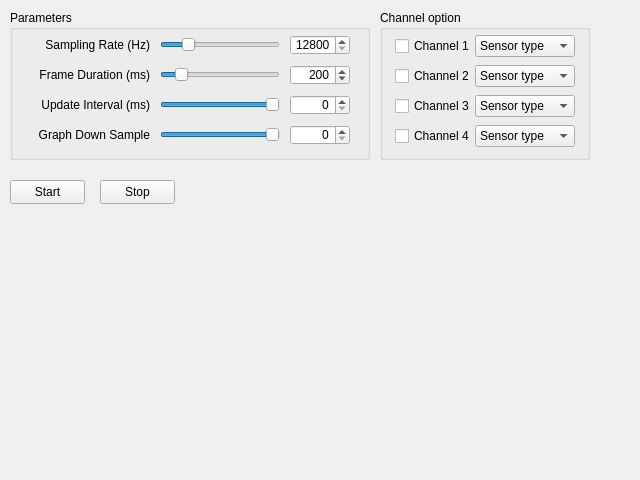
The window that ni9234.ui (liupoyip/myDAQ) describes before a commit, drawn with Qt 5.
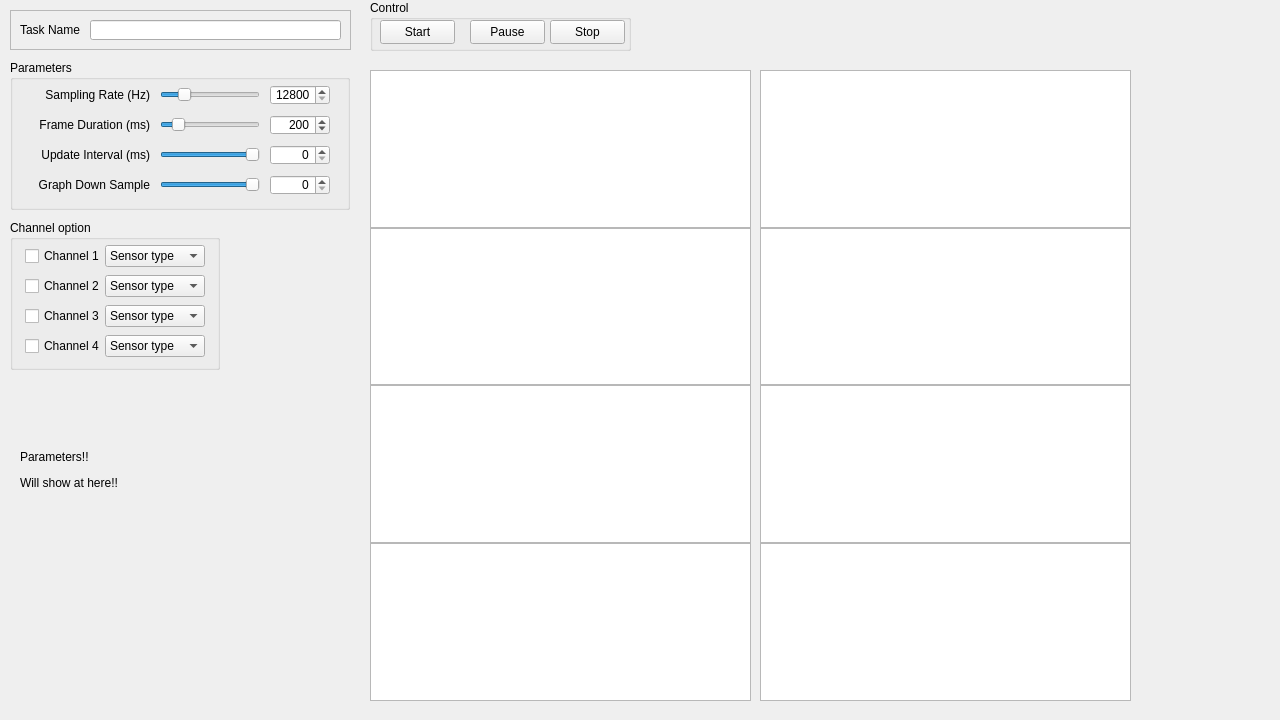
The same window after the commit.

Diff of the .ui file:
```diff
--- a/ni9234.ui
+++ b/ni9234.ui
@@ -9,8 +9,8 @@
    <rect>
     <x>0</x>
     <y>0</y>
-    <width>640</width>
-    <height>480</height>
+    <width>1280</width>
+    <height>720</height>
    </rect>
   </property>
   <property name="windowTitle">
@@ -19,8 +19,8 @@
   <widget class="QGroupBox" name="ChannelOption_GroupBox">
    <property name="geometry">
     <rect>
-     <x>380</x>
-     <y>10</y>
+     <x>10</x>
+     <y>220</y>
      <width>210</width>
      <height>150</height>
     </rect>
@@ -249,8 +249,8 @@
    <property name="geometry">
     <rect>
      <x>10</x>
-     <y>10</y>
-     <width>360</width>
+     <y>60</y>
+     <width>340</width>
      <height>150</height>
     </rect>
    </property>
@@ -265,7 +265,7 @@
      <rect>
       <x>10</x>
       <y>20</y>
-      <width>340</width>
+      <width>320</width>
       <height>30</height>
      </rect>
     </property>
@@ -280,7 +280,7 @@
       <rect>
        <x>140</x>
        <y>5</y>
-       <width>120</width>
+       <width>100</width>
        <height>20</height>
       </rect>
      </property>
@@ -303,7 +303,7 @@
     <widget class="QSpinBox" name="SampleRate_SpinBox">
      <property name="geometry">
       <rect>
-       <x>270</x>
+       <x>250</x>
        <y>5</y>
        <width>60</width>
        <height>20</height>
@@ -350,7 +350,7 @@
      <rect>
       <x>10</x>
       <y>110</y>
-      <width>340</width>
+      <width>320</width>
       <height>30</height>
      </rect>
     </property>
@@ -365,7 +365,7 @@
       <rect>
        <x>140</x>
        <y>5</y>
-       <width>120</width>
+       <width>100</width>
        <height>20</height>
       </rect>
      </property>
@@ -385,7 +385,7 @@
     <widget class="QSpinBox" name="DownSample_SpinBox">
      <property name="geometry">
       <rect>
-       <x>270</x>
+       <x>250</x>
        <y>5</y>
        <width>60</width>
        <height>20</height>
@@ -432,7 +432,7 @@
      <rect>
       <x>10</x>
       <y>50</y>
-      <width>340</width>
+      <width>320</width>
       <height>30</height>
      </rect>
     </property>
@@ -447,7 +447,7 @@
       <rect>
        <x>140</x>
        <y>5</y>
-       <width>120</width>
+       <width>100</width>
        <height>20</height>
       </rect>
      </property>
@@ -470,7 +470,7 @@
     <widget class="QSpinBox" name="FrameDuration_SpinBox">
      <property name="geometry">
       <rect>
-       <x>270</x>
+       <x>250</x>
        <y>5</y>
        <width>60</width>
        <height>20</height>
@@ -520,7 +520,7 @@
      <rect>
       <x>10</x>
       <y>80</y>
-      <width>340</width>
+      <width>320</width>
       <height>30</height>
      </rect>
     </property>
@@ -535,7 +535,7 @@
       <rect>
        <x>140</x>
        <y>5</y>
-       <width>120</width>
+       <width>100</width>
        <height>20</height>
       </rect>
      </property>
@@ -555,7 +555,7 @@
     <widget class="QSpinBox" name="UpdateInterval_SpinBox">
      <property name="geometry">
       <rect>
-       <x>270</x>
+       <x>250</x>
        <y>5</y>
        <width>60</width>
        <height>20</height>
@@ -595,31 +595,181 @@
     </widget>
    </widget>
   </widget>
-  <widget class="QPushButton" name="StartRecord_PushButton">
+  <widget class="QFrame" name="TaskName_Frame">
    <property name="geometry">
     <rect>
      <x>10</x>
-     <y>180</y>
-     <width>75</width>
-     <height>24</height>
+     <y>10</y>
+     <width>341</width>
+     <height>40</height>
     </rect>
    </property>
-   <property name="text">
-    <string>Start</string>
+   <property name="frameShape">
+    <enum>QFrame::StyledPanel</enum>
    </property>
+   <property name="frameShadow">
+    <enum>QFrame::Raised</enum>
+   </property>
+   <widget class="QLabel" name="TaskName_Label">
+    <property name="geometry">
+     <rect>
+      <x>10</x>
+      <y>10</y>
+      <width>60</width>
+      <height>20</height>
+     </rect>
+    </property>
+    <property name="text">
+     <string>Task Name</string>
+    </property>
+    <property name="alignment">
+     <set>Qt::AlignRight|Qt::AlignTrailing|Qt::AlignVCenter</set>
+    </property>
+   </widget>
+   <widget class="QLineEdit" name="TaskName_LineEdit">
+    <property name="geometry">
+     <rect>
+      <x>80</x>
+      <y>10</y>
+      <width>251</width>
+      <height>20</height>
+     </rect>
+    </property>
+   </widget>
   </widget>
-  <widget class="QPushButton" name="StopRecord_PushButton">
+  <widget class="QGroupBox" name="ControlButtons_GroupBox">
    <property name="geometry">
     <rect>
-     <x>100</x>
-     <y>180</y>
-     <width>75</width>
-     <height>24</height>
+     <x>370</x>
+     <y>0</y>
+     <width>261</width>
+     <height>51</height>
     </rect>
    </property>
+   <property name="title">
+    <string>Control</string>
+   </property>
+   <widget class="QPushButton" name="StartRecord_PushButton">
+    <property name="geometry">
+     <rect>
+      <x>10</x>
+      <y>20</y>
+      <width>75</width>
+      <height>24</height>
+     </rect>
+    </property>
+    <property name="text">
+     <string>Start</string>
+    </property>
+   </widget>
+   <widget class="QPushButton" name="StopRecord_PushButton">
+    <property name="geometry">
+     <rect>
+      <x>180</x>
+      <y>20</y>
+      <width>75</width>
+      <height>24</height>
+     </rect>
+    </property>
+    <property name="text">
+     <string>Stop</string>
+    </property>
+   </widget>
+   <widget class="QPushButton" name="PauseRecord_PushButton">
+    <property name="geometry">
+     <rect>
+      <x>100</x>
+      <y>20</y>
+      <width>75</width>
+      <height>24</height>
+     </rect>
+    </property>
+    <property name="text">
+     <string>Pause</string>
+    </property>
+   </widget>
+  </widget>
+  <widget class="QLabel" name="Parameters_Label">
+   <property name="enabled">
+    <bool>true</bool>
+   </property>
+   <property name="geometry">
+    <rect>
+     <x>20</x>
+     <y>380</y>
+     <width>191</width>
+     <height>181</height>
+    </rect>
+   </property>
    <property name="text">
-    <string>Stop</string>
+    <string>&lt;html&gt;&lt;head/&gt;&lt;body&gt;&lt;p&gt;Parameters!!&lt;/p&gt;&lt;p&gt;Will show at here!!&lt;/p&gt;&lt;/body&gt;&lt;/html&gt;</string>
    </property>
+   <property name="wordWrap">
+    <bool>false</bool>
+   </property>
+   <property name="textInteractionFlags">
+    <set>Qt::LinksAccessibleByMouse|Qt::TextSelectableByMouse</set>
+   </property>
+  </widget>
+  <widget class="QWidget" name="layoutWidget">
+   <property name="geometry">
+    <rect>
+     <x>760</x>
+     <y>70</y>
+     <width>371</width>
+     <height>631</height>
+    </rect>
+   </property>
+   <layout class="QVBoxLayout" name="spectrum" stretch="0,0,0,0">
+    <property name="spacing">
+     <number>0</number>
+    </property>
+    <property name="sizeConstraint">
+     <enum>QLayout::SetDefaultConstraint</enum>
+    </property>
+    <item>
+     <widget class="QGraphicsView" name="graphicsView_5"/>
+    </item>
+    <item>
+     <widget class="QGraphicsView" name="graphicsView_6"/>
+    </item>
+    <item>
+     <widget class="QGraphicsView" name="graphicsView_7"/>
+    </item>
+    <item>
+     <widget class="QGraphicsView" name="graphicsView_8"/>
+    </item>
+   </layout>
+  </widget>
+  <widget class="QWidget" name="">
+   <property name="geometry">
+    <rect>
+     <x>370</x>
+     <y>70</y>
+     <width>381</width>
+     <height>631</height>
+    </rect>
+   </property>
+   <layout class="QVBoxLayout" name="wave" stretch="0,0,0,0">
+    <property name="spacing">
+     <number>0</number>
+    </property>
+    <property name="sizeConstraint">
+     <enum>QLayout::SetDefaultConstraint</enum>
+    </property>
+    <item>
+     <widget class="QGraphicsView" name="graphicsView"/>
+    </item>
+    <item>
+     <widget class="QGraphicsView" name="graphicsView_2"/>
+    </item>
+    <item>
+     <widget class="QGraphicsView" name="graphicsView_3"/>
+    </item>
+    <item>
+     <widget class="QGraphicsView" name="graphicsView_4"/>
+    </item>
+   </layout>
   </widget>
  </widget>
  <resources/>
```
